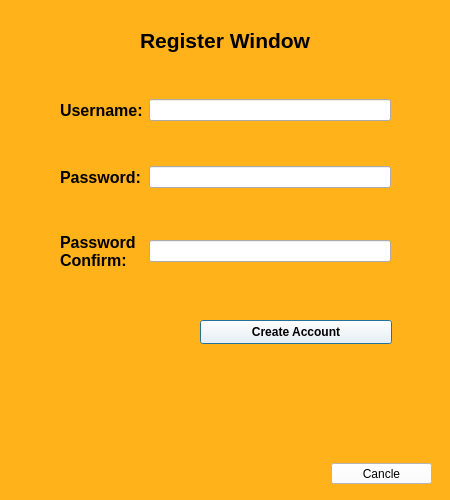
First picture: the form in BankManagement_Extra/Forms/registerwin.ui, repository SamDukJin/OOP_Proj-new-, before the edit.
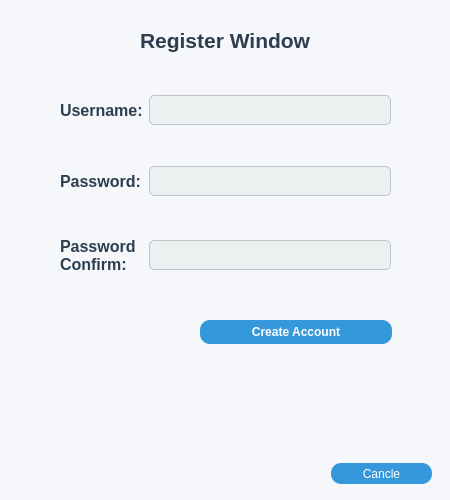
Second picture: the form after the edit.

```diff
--- a/BankManagement_Extra/Forms/registerwin.ui
+++ b/BankManagement_Extra/Forms/registerwin.ui
@@ -15,7 +15,7 @@
   </property>
   <property name="styleSheet">
    <string notr="true">QDialog{
-	background-color: rgb(255, 178, 25)
+background-color: #f5f7fa;
 }</string>
   </property>
   <widget class="QLabel" name="label">
@@ -34,8 +34,9 @@
     </font>
    </property>
    <property name="styleSheet">
-    <string notr="true">QLabel{
-	color:black;
+    <string notr="true">QLabel {
+    color: #2c3e50;
+    font-weight: bold;
 }</string>
    </property>
    <property name="text">
@@ -53,10 +54,32 @@
    </property>
    <layout class="QGridLayout" name="gridLayout_4">
     <item row="2" column="2">
-     <widget class="QLineEdit" name="confirmPasswordEdit"/>
+     <widget class="QLineEdit" name="confirmPasswordEdit">
+      <property name="styleSheet">
+       <string notr="true">QLineEdit {
+    background-color: #ecf0f1;
+    border: 1px solid #bdc3c7;
+    border-radius: 5px;
+    padding: 5px;
+    font-size: 14px;
+	color: #2c3e50;	
+}</string>
+      </property>
+     </widget>
     </item>
     <item row="1" column="2">
-     <widget class="QLineEdit" name="passwordEdit"/>
+     <widget class="QLineEdit" name="passwordEdit">
+      <property name="styleSheet">
+       <string notr="true">QLineEdit {
+    background-color: #ecf0f1;
+    border: 1px solid #bdc3c7;
+    border-radius: 5px;
+    padding: 5px;
+    font-size: 14px;
+	color: #2c3e50;	
+}</string>
+      </property>
+     </widget>
     </item>
     <item row="1" column="0">
      <widget class="QLabel" name="label_14">
@@ -67,8 +90,9 @@
        </font>
       </property>
       <property name="styleSheet">
-       <string notr="true">QLabel{
-	color:black;
+       <string notr="true">QLabel {
+    color: #2c3e50;
+    font-weight: bold;
 }</string>
       </property>
       <property name="text">
@@ -85,8 +109,9 @@
        </font>
       </property>
       <property name="styleSheet">
-       <string notr="true">QLabel{
-	color:black;
+       <string notr="true">QLabel {
+    color: #2c3e50;
+    font-weight: bold;
 }</string>
       </property>
       <property name="text">
@@ -103,8 +128,9 @@
        </font>
       </property>
       <property name="styleSheet">
-       <string notr="true">QLabel{
-	color:black;
+       <string notr="true">QLabel {
+    color: #2c3e50;
+    font-weight: bold;
 }</string>
       </property>
       <property name="text">
@@ -114,7 +140,18 @@
      </widget>
     </item>
     <item row="0" column="2">
-     <widget class="QLineEdit" name="usernameEdit"/>
+     <widget class="QLineEdit" name="usernameEdit">
+      <property name="styleSheet">
+       <string notr="true">QLineEdit {
+    background-color: #ecf0f1;
+    border: 1px solid #bdc3c7;
+    border-radius: 5px;
+    padding: 5px;
+    font-size: 14px;
+	color: #2c3e50;	
+}</string>
+      </property>
+     </widget>
     </item>
    </layout>
   </widget>
@@ -133,9 +170,19 @@
     </font>
    </property>
    <property name="styleSheet">
-    <string notr="true">QPushButton{
-	color: black;
-	background-color:white
+    <string notr="true">QPushButton {
+    background-color: #3498db;
+    color: white;
+    border: none;
+    border-radius: 10px;
+}
+
+QPushButton:hover {
+    background-color: #2980b9;
+}
+
+QPushButton:pressed {
+    background-color: #1c5985;
 }</string>
    </property>
    <property name="text">
@@ -157,9 +204,19 @@
     </font>
    </property>
    <property name="styleSheet">
-    <string notr="true">QPushButton{
-	color: black;
-	background-color:white
+    <string notr="true">QPushButton {
+    background-color: #3498db;
+    color: white;
+    border: none;
+    border-radius: 10px;
+}
+
+QPushButton:hover {
+    background-color: #2980b9;
+}
+
+QPushButton:pressed {
+    background-color: #1c5985;
 }</string>
    </property>
    <property name="text">
```
